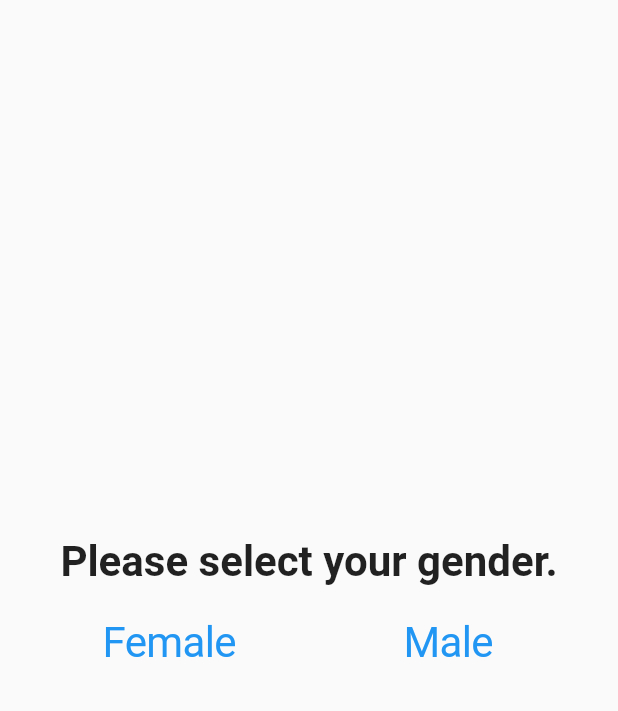
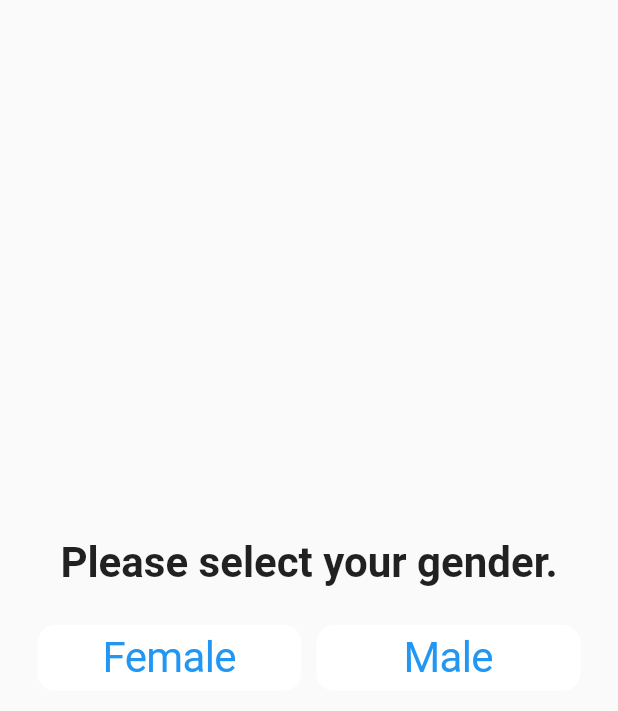
Before and after one commit to philalem/hydration_tracker, a Flutter app: the GenderInfo widget shown alone on an empty page, opened directly, on a phone screen of 412 x 824 dp. Shown: the top 711 px of the screen. Run offline on Flutter 3.47's test engine with Material 2 defaults, Android fonts, the phone set to English and light mode, and no system bars; our stand-ins replace fl_chart, percent_indicator, shared_preferences; accounts and stored records are empty.

Commit message:
fixed formatting for the gender page

```diff
--- a/lib/genderInfo.dart
+++ b/lib/genderInfo.dart
@@ -4,12 +4,15 @@ import 'package:flutter/material.dart';
 class GenderInfo extends StatefulWidget {
   GenderInfo({this.gender});
 
-  final String gender;
+  String gender;
   @override
   _GenderInfoState createState() => _GenderInfoState();
 }
 
 class _GenderInfoState extends State<GenderInfo> {
+  bool isFemale = false;
+  bool isMale = false;
+
   @override
   Widget build(BuildContext context) {
     return Container(
@@ -21,6 +24,9 @@ class _GenderInfoState extends State<GenderInfo> {
             'Please select your gender.',
             style: TextStyle(fontSize: 28, fontWeight: FontWeight.bold),
           ),
+          SizedBox(
+            height: 20,
+          ),
           Row(
             crossAxisAlignment: CrossAxisAlignment.end,
             children: <Widget>[
@@ -28,11 +34,18 @@ class _GenderInfoState extends State<GenderInfo> {
                 child: Container(
                   margin: EdgeInsets.all(5),
                   child: CupertinoButton(
-                    onPressed: () => print('Female'),
+                    padding: EdgeInsets.zero,
+                    onPressed: () => setState(() {
+                      isMale = false;
+                      isFemale = true;
+                      widget.gender = 'Female';
+                    }),
+                    color: isFemale ? Colors.blue : Colors.white,
                     child: Text(
                       'Female',
                       style: TextStyle(
                         fontSize: 28,
+                        color: !isFemale ? Colors.blue : Colors.white,
                       ),
                     ),
                   ),
@@ -42,11 +55,18 @@ class _GenderInfoState extends State<GenderInfo> {
                 child: Container(
                   margin: EdgeInsets.all(5),
                   child: CupertinoButton(
-                    onPressed: () => print('Male'),
+                    padding: EdgeInsets.zero,
+                    onPressed: () => setState(() {
+                      isFemale = false;
+                      isMale = true;
+                      widget.gender = 'Male';
+                    }),
+                    color: isMale ? Colors.blue : Colors.white,
                     child: Text(
                       'Male',
                       style: TextStyle(
                         fontSize: 28,
+                        color: !isMale ? Colors.blue : Colors.white,
                       ),
                     ),
                   ),
```
